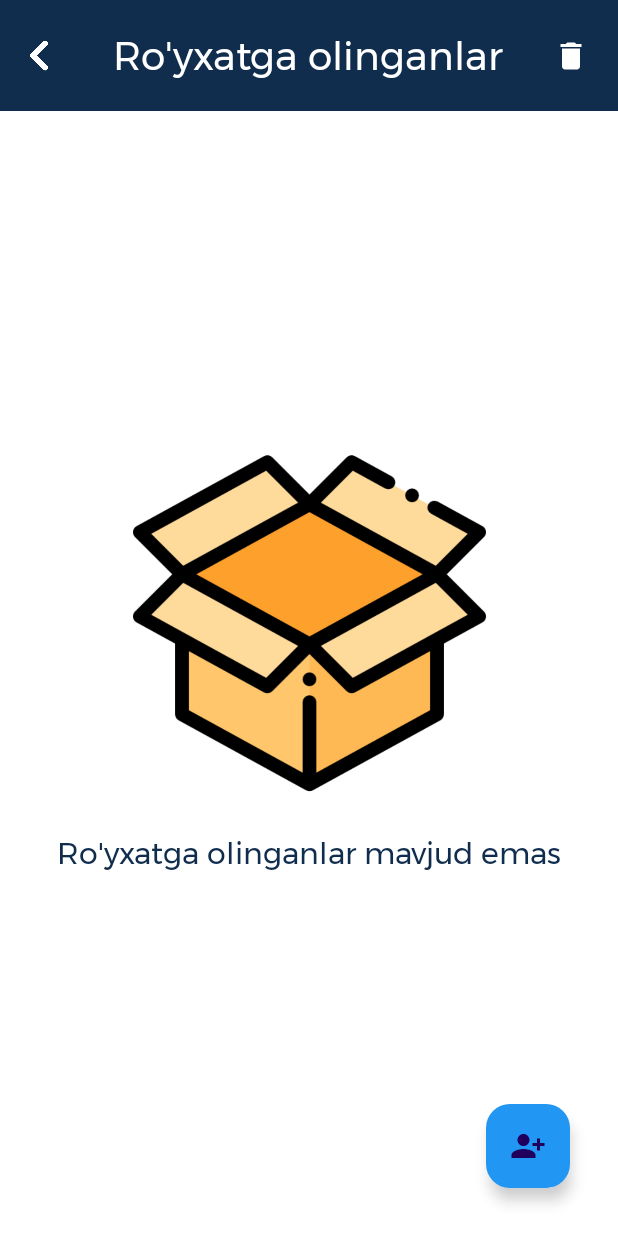
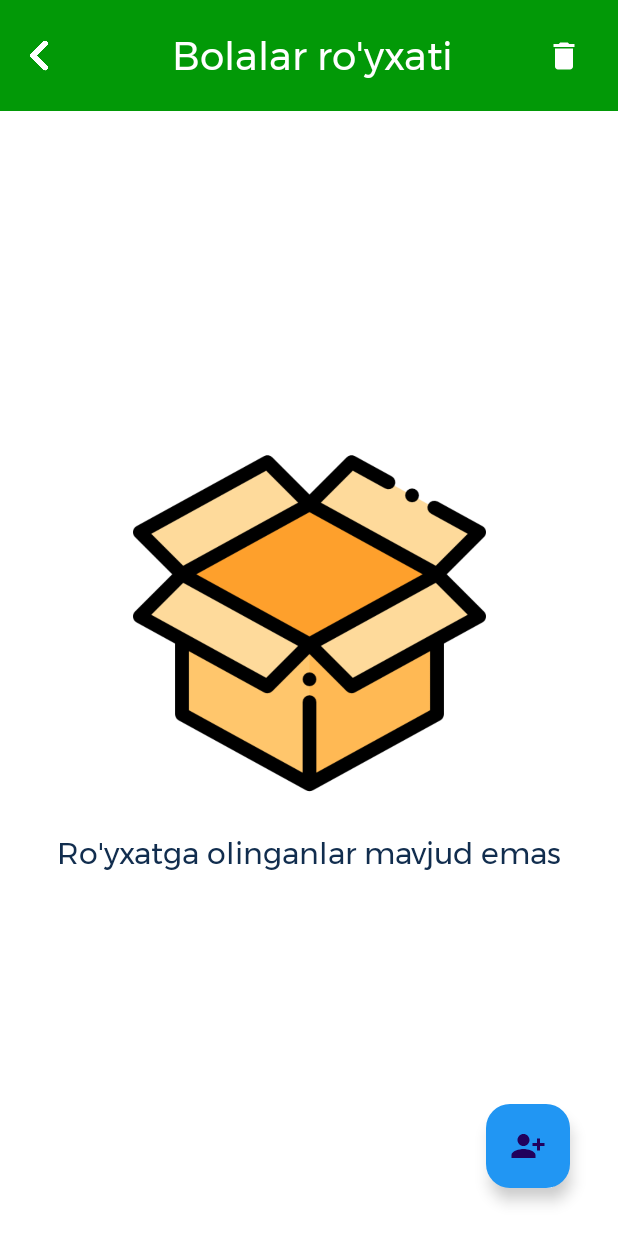
Before and after one commit to JasurbekRuzimov/SmartChild, an Android app: the Natijalar_Activity screen opened directly, with no data from a screen before it, on a phone screen of 412 x 824 dp. Run offline under Robolectric (Android 15) with nearby library versions, the phone set to English and light mode, and no system bars.

Commit message:
activity_natijalar.xml is changed.

```diff
--- a/app/src/main/res/layout/activity_natijalar.xml
+++ b/app/src/main/res/layout/activity_natijalar.xml
@@ -12,7 +12,7 @@
         android:layout_width="match_parent"
         android:layout_height="74dp"
         android:layout_marginBottom="24dp"
-        android:background="@color/primary"
+        android:background="@color/green1"
         android:orientation="vertical"
         app:layout_constraintEnd_toEndOf="parent"
         app:layout_constraintHorizontal_bias="0.0"
@@ -30,12 +30,11 @@
             android:layout_alignParentStart="true"
             android:layout_alignParentEnd="true"
             android:fontFamily="@font/montserrat"
-            android:text="  Ro'yxatga olinganlar  "
+            android:text="Bolalar ro'yxati"
             android:textColor="@color/white"
             android:textSize="26sp"
             app:layout_constraintBottom_toBottomOf="parent"
-            app:layout_constraintEnd_toEndOf="parent"
-            app:layout_constraintHorizontal_bias="0.136"
+            app:layout_constraintEnd_toStartOf="@+id/delete_all_data"
             app:layout_constraintStart_toEndOf="@+id/backHome"
             app:layout_constraintTop_toTopOf="parent"
             tools:ignore="HardcodedText,MissingConstraints" />
@@ -82,15 +81,15 @@
             android:id="@+id/delete_all_data"
             android:layout_width="wrap_content"
             android:layout_height="wrap_content"
+            android:layout_marginEnd="24dp"
+            android:clickable="true"
+            android:focusable="true"
             android:src="@drawable/ic_baseline_delete_24"
             android:tint="@color/white"
-            android:clickable="true"
             app:layout_constraintBottom_toBottomOf="parent"
             app:layout_constraintEnd_toEndOf="parent"
-            app:layout_constraintStart_toEndOf="@+id/royxat"
             app:layout_constraintTop_toTopOf="parent"
-            tools:ignore="ContentDescription,UseAppTint"
-            android:focusable="true" />
+            tools:ignore="ContentDescription,UseAppTint" />
 
 
     </androidx.constraintlayout.widget.ConstraintLayout>
```
